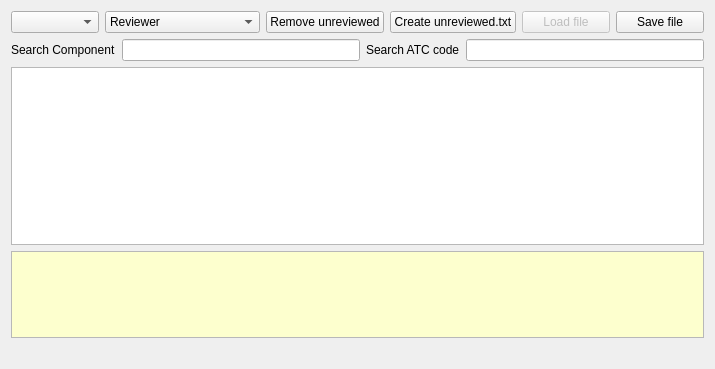
Before: the Qt Designer form freeddimanager/plugins/ddiplugin/components/componentatceditorwidget.ui in FreeHealth/freehealth, drawn with Qt 5.
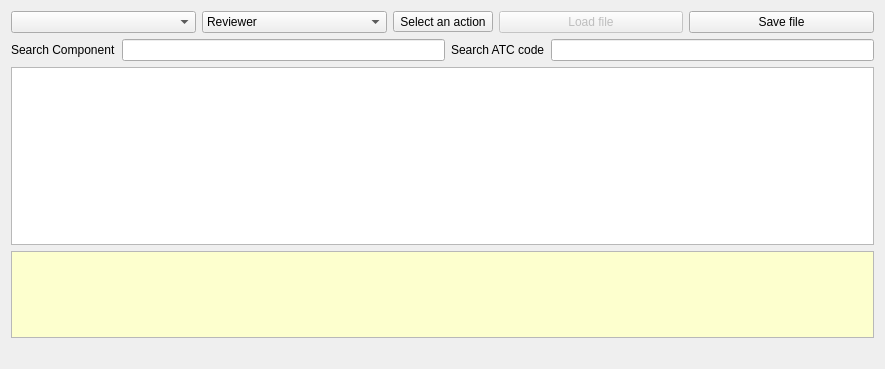
After: the same form once the commit is applied.

Commit message: improvine FreeDDI drug component Ui and workflow

What changed in the file:
```diff
--- a/freeddimanager/plugins/ddiplugin/components/componentatceditorwidget.ui
+++ b/freeddimanager/plugins/ddiplugin/components/componentatceditorwidget.ui
@@ -6,7 +6,7 @@
    <rect>
     <x>0</x>
     <y>0</y>
-    <width>715</width>
+    <width>885</width>
     <height>369</height>
    </rect>
   </property>
@@ -44,16 +44,12 @@
       </widget>
      </item>
      <item>
-      <widget class="QPushButton" name="removeUnreviewed">
+      <widget class="QToolButton" name="actionButton">
        <property name="text">
-        <string>Remove unreviewed</string>
+        <string>Select an action</string>
        </property>
-      </widget>
-     </item>
-     <item>
-      <widget class="QPushButton" name="createUnreviewed">
-       <property name="text">
-        <string>Create unreviewed.txt</string>
+       <property name="popupMode">
+        <enum>QToolButton::InstantPopup</enum>
        </property>
       </widget>
      </item>
```
The commit also changes 2 other files.
